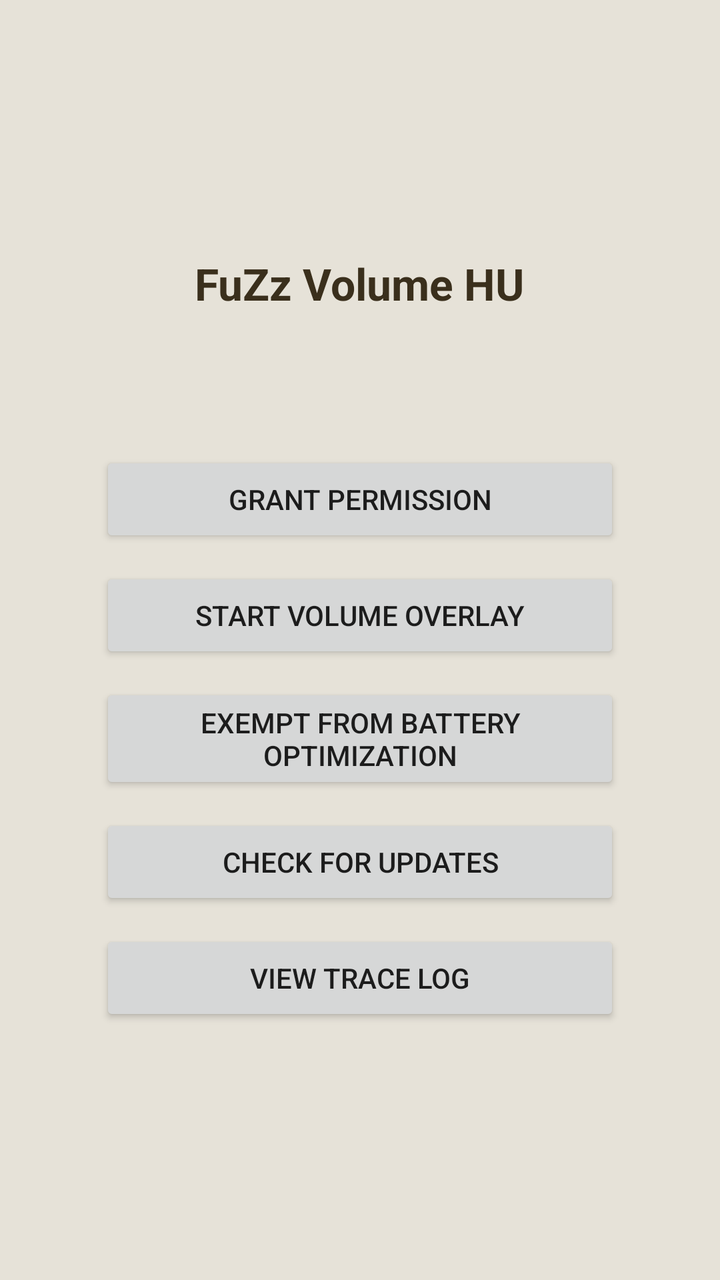
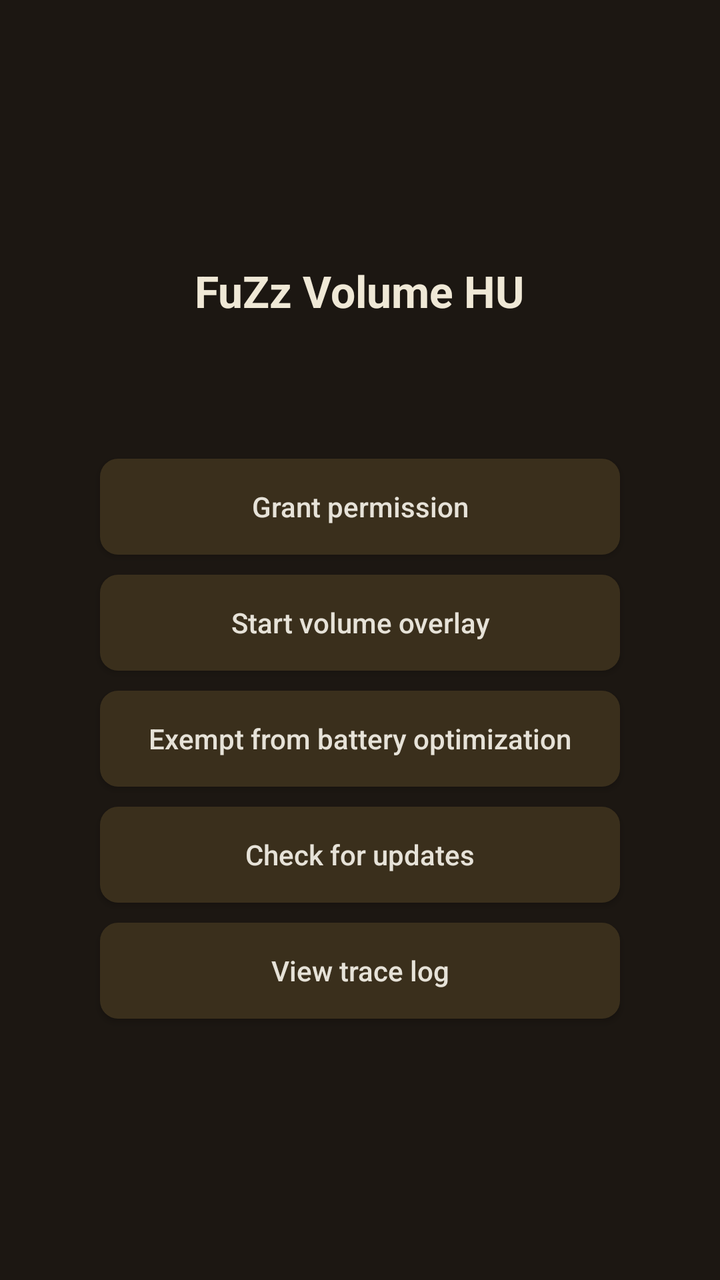

Screens rendered from an Android XML layout before and after an edit, with the pre-edit source and the edit as a unified diff.
<!-- AndroidManifest.xml: application theme AppTheme -->
<!-- res/layout/activity_main.xml -->
<?xml version="1.0" encoding="utf-8"?>
<LinearLayout xmlns:android="http://schemas.android.com/apk/res/android"
    android:layout_width="match_parent"
    android:layout_height="match_parent"
    android:orientation="vertical"
    android:gravity="center"
    android:background="@color/cream"
    android:padding="24dp">

    <TextView
        android:layout_width="wrap_content"
        android:layout_height="wrap_content"
        android:text="@string/app_name"
        android:textColor="@color/ink"
        android:textSize="22sp"
        android:textStyle="bold" />

    <TextView
        android:id="@+id/versionText"
        android:layout_width="wrap_content"
        android:layout_height="wrap_content"
        android:layout_marginTop="2dp"
        android:text=""
        android:textColor="@color/ink_dim"
        android:textSize="12sp" />

    <TextView
        android:id="@+id/statusText"
        android:layout_width="wrap_content"
        android:layout_height="wrap_content"
        android:layout_marginTop="8dp"
        android:layout_marginBottom="24dp"
        android:text=""
        android:textColor="@color/ink_dim"
        android:textSize="14sp"
        android:gravity="center" />

    <Button
        android:id="@+id/grantOverlayBtn"
        android:layout_width="260dp"
        android:layout_height="wrap_content"
        android:layout_marginBottom="10dp"
        android:text="@string/grant_overlay" />

    <Button
        android:id="@+id/toggleServiceBtn"
        android:layout_width="260dp"
        android:layout_height="wrap_content"
        android:layout_marginBottom="10dp"
        android:text="@string/start_overlay" />

    <Button
        android:id="@+id/batteryOptBtn"
        android:layout_width="260dp"
        android:layout_height="wrap_content"
        android:layout_marginBottom="10dp"
        android:text="@string/battery_opt_prompt" />

    <Button
        android:id="@+id/checkUpdateBtn"
        android:layout_width="260dp"
        android:layout_height="wrap_content"
        android:layout_marginBottom="10dp"
        android:text="@string/check_updates" />

    <Button
        android:id="@+id/viewTraceBtn"
        android:layout_width="260dp"
        android:layout_height="wrap_content"
        android:text="@string/view_trace_log" />

</LinearLayout>
<!-- resources referenced by this layout -->
<resources>
  <color name="cream">#E6E2D8</color>
  <color name="ink">#3A2F1C</color>
  <color name="ink_dim">#77592A</color>
  <string name="app_name">FuZz Volume HU</string>
  <string name="battery_opt_prompt">Exempt from battery optimization</string>
  <string name="check_updates">Check for updates</string>
  <string name="grant_overlay">Grant permission</string>
  <string name="start_overlay">Start volume overlay</string>
  <string name="view_trace_log">View trace log</string>
  <style name="AppTheme" parent="Theme.AppCompat.DayNight.NoActionBar">
          <item name="colorPrimary">@color/accent</item>
          <item name="colorPrimaryDark">@color/ink</item>
          <item name="colorAccent">@color/accent</item>
          <item name="android:windowBackground">@color/cream</item>
      </style>
  <color name="accent">#B3691F</color>
</resources>

<!-- the commit's change to res/layout/activity_main.xml (unified diff, before → after) -->
@@ -4,14 +4,14 @@
     android:layout_height="match_parent"
     android:orientation="vertical"
     android:gravity="center"
-    android:background="@color/cream"
+    android:background="@color/main_dark_bg"
     android:padding="24dp">
 
     <TextView
         android:layout_width="wrap_content"
         android:layout_height="wrap_content"
         android:text="@string/app_name"
-        android:textColor="@color/ink"
+        android:textColor="@color/main_dark_ink"
         android:textSize="22sp"
         android:textStyle="bold" />
 
@@ -21,7 +21,7 @@
         android:layout_height="wrap_content"
         android:layout_marginTop="2dp"
         android:text=""
-        android:textColor="@color/ink_dim"
+        android:textColor="@color/main_dark_ink_dim"
         android:textSize="12sp" />
 
     <TextView
@@ -31,7 +31,7 @@
         android:layout_marginTop="8dp"
         android:layout_marginBottom="24dp"
         android:text=""
-        android:textColor="@color/ink_dim"
+        android:textColor="@color/main_dark_ink_dim"
         android:textSize="14sp"
         android:gravity="center" />
 
@@ -40,6 +40,9 @@
         android:layout_width="260dp"
         android:layout_height="wrap_content"
         android:layout_marginBottom="10dp"
+        android:background="@drawable/bg_done_button"
+        android:textColor="@color/cream"
+        android:textAllCaps="false"
         android:text="@string/grant_overlay" />
 
     <Button
@@ -47,6 +50,9 @@
         android:layout_width="260dp"
         android:layout_height="wrap_content"
         android:layout_marginBottom="10dp"
+        android:background="@drawable/bg_done_button"
+        android:textColor="@color/cream"
+        android:textAllCaps="false"
         android:text="@string/start_overlay" />
 
     <Button
@@ -54,6 +60,9 @@
         android:layout_width="260dp"
         android:layout_height="wrap_content"
         android:layout_marginBottom="10dp"
+        android:background="@drawable/bg_done_button"
+        android:textColor="@color/cream"
+        android:textAllCaps="false"
         android:text="@string/battery_opt_prompt" />
 
     <Button
@@ -61,12 +70,18 @@
         android:layout_width="260dp"
         android:layout_height="wrap_content"
         android:layout_marginBottom="10dp"
+        android:background="@drawable/bg_done_button"
+        android:textColor="@color/cream"
+        android:textAllCaps="false"
         android:text="@string/check_updates" />
 
     <Button
         android:id="@+id/viewTraceBtn"
         android:layout_width="260dp"
         android:layout_height="wrap_content"
+        android:background="@drawable/bg_done_button"
+        android:textColor="@color/cream"
+        android:textAllCaps="false"
         android:text="@string/view_trace_log" />
 
 </LinearLayout>
<!-- resource entries referenced after the edit -->
@@ -1,8 +1,16 @@
 <!-- resources referenced by this layout -->
 <resources>
   <color name="cream">#E6E2D8</color>
+  <color name="main_dark_bg">#1C1712</color>
+  <color name="main_dark_ink">#EFE8D6</color>
+  <color name="main_dark_ink_dim">#B7A88C</color>
+  <!-- drawable bg_done_button (drawable) -->
+  <?xml version="1.0" encoding="utf-8"?>
+  <shape xmlns:android="http://schemas.android.com/apk/res/android" android:shape="rectangle">
+      <solid android:color="@color/ink" />
+      <corners android:radius="9dp" />
+  </shape>
   <color name="ink">#3A2F1C</color>
-  <color name="ink_dim">#77592A</color>
   <string name="app_name">FuZz Volume HU</string>
   <string name="battery_opt_prompt">Exempt from battery optimization</string>
   <string name="check_updates">Check for updates</string>
